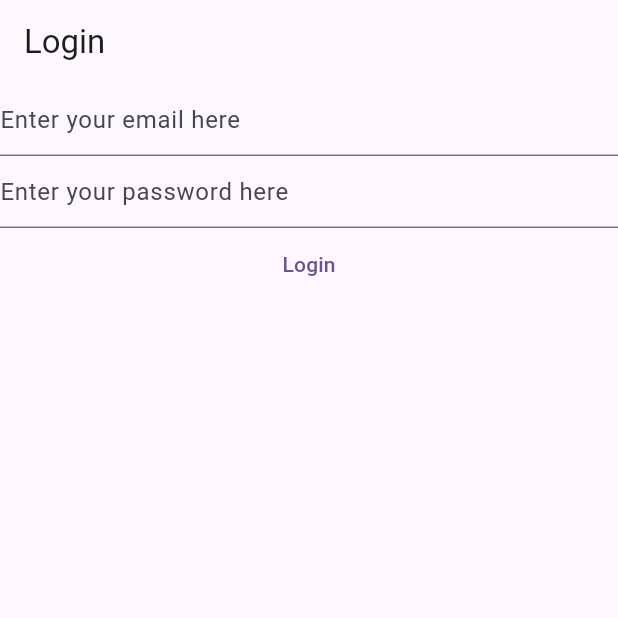
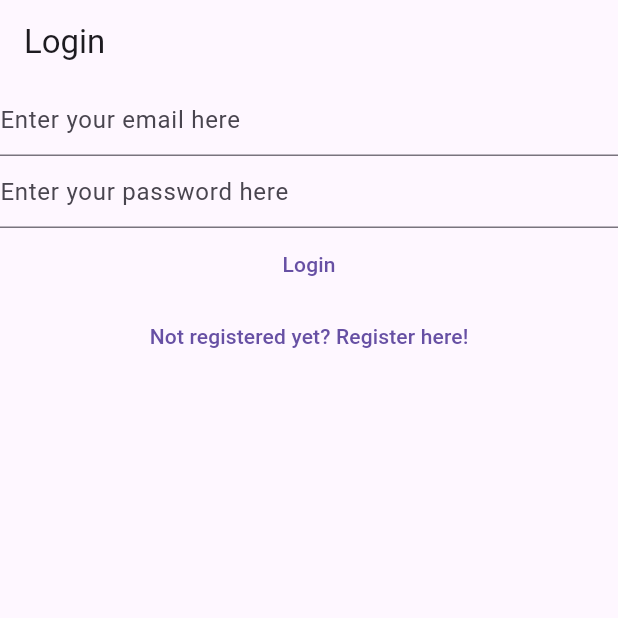
Before and after one commit to Isracoder/testProj_flutter, a Flutter app: the screen it shows after launch, after a tap on "Login", on a phone screen of 412 x 824 dp, the top half of it. Run offline on Flutter 3.47's test engine with Material 3 defaults, Android fonts, the phone set to English and light mode, and no system bars; our stand-ins replace firebase_auth, firebase_core; accounts and stored records are empty; network calls fail.

Commit message:
step 2 , between login and register screens

```diff
--- a/lib/main.dart
+++ b/lib/main.dart
@@ -3,45 +3,53 @@ import 'package:firebase_core/firebase_core.dart';
 import 'package:flutter/material.dart';
 import 'package:test_proj/firebase_options.dart';
 import 'package:test_proj/views/login_view.dart';
+import 'package:test_proj/views/register_view.dart';
+import 'package:test_proj/views/verify_email_view.dart';
 
 void main() {
-  // runApp(const MyApp());
   WidgetsFlutterBinding.ensureInitialized();
-  runApp(MaterialApp(
+  runApp(
+    MaterialApp(
       title: 'Flutter Demo',
       theme: ThemeData(
-      colorScheme: ColorScheme.fromSeed(seedColor: Colors.deepPurple),
-      useMaterial3: true,
+        primarySwatch: Colors.blue,
       ),
-    home: const LoginView(),
-  ));
+      home: const HomePage(),
+      routes: {
+        '/login/': (context) => const LoginView(),
+        '/register/': (context) => const RegisterView(),
+      },
+    ),
+  );
 }
 
 class HomePage extends StatelessWidget {
-  const HomePage({super.key});
+  const HomePage({Key? key}) : super(key: key);
 
   @override
   Widget build(BuildContext context) {
-    return Scaffold(
-      appBar: AppBar(
-        title: const Text('Home page'),
+    return FutureBuilder(
+      future: Firebase.initializeApp(
+        options: DefaultFirebaseOptions.currentPlatform,
       ),
-      body: FutureBuilder(
-          future: Firebase.initializeApp(
-              options: DefaultFirebaseOptions.currentPlatform),
       builder: (context, snapshot) {
         switch (snapshot.connectionState) {
           case ConnectionState.done:
             final user = FirebaseAuth.instance.currentUser;
-                if (user?.emailVerified ?? false)
-                  print('You are a verified user');
-                else
-                  print('You need to verify your email first');
+            if (user != null) {
+              if (user.emailVerified) {
+                print('Email is verified');
+              } else {
+                return const VerifyEmailView();
+              }
+            } else {
+              return const LoginView();
+            }
             return const Text('Done');
           default:
-                return const Text('Loading');
+            return const CircularProgressIndicator();
         }
-          }),
+      },
     );
   }
 }
--- a/lib/views/login_view.dart
+++ b/lib/views/login_view.dart
@@ -14,6 +14,7 @@ class LoginView extends StatefulWidget {
 class _LoginViewState extends State<LoginView> {
   late final TextEditingController _email;
   late final TextEditingController _password;
+
   @override
   void initState() {
     _email = TextEditingController();
@@ -34,14 +35,7 @@ class _LoginViewState extends State<LoginView> {
       appBar: AppBar(
         title: const Text('Login'),
       ),
-      body: FutureBuilder(
-        future: Firebase.initializeApp(
-          options: DefaultFirebaseOptions.currentPlatform,
-        ),
-        builder: (context, snapshot) {
-          switch (snapshot.connectionState) {
-            case ConnectionState.done:
-              return Column(
+      body: Column(
         children: [
           TextField(
             controller: _email,
@@ -66,33 +60,32 @@ class _LoginViewState extends State<LoginView> {
               final email = _email.text;
               final password = _password.text;
               try {
-                        final userCredential = await FirebaseAuth.instance
-                            .signInWithEmailAndPassword(
-                                email: email, password: password);
+                final userCredential =
+                    await FirebaseAuth.instance.signInWithEmailAndPassword(
+                  email: email,
+                  password: password,
+                );
                 print(userCredential);
               } on FirebaseAuthException catch (e) {
-                        // print(e.code);
                 if (e.code == 'user-not-found') {
                   print('User not found');
                 } else if (e.code == 'wrong-password') {
-                          print('wrong password');
+                  print('Wrong password');
                 }
-                      } catch (e) {
-                        print(e);
-                        print(e.runtimeType);
-                        print(
-                            'Error while logging in , check input and try again');
               }
             },
             child: const Text('Login'),
           ),
+          TextButton(
+            onPressed: () {
+              Navigator.of(context).pushNamedAndRemoveUntil(
+                '/register/',
+                (route) => false,
+              );
+            },
+            child: const Text('Not registered yet? Register here!'),
+          )
         ],
-              );
-
-            default:
-              return const Text('Loading');
-          }
-        },
       ),
     );
   }
```
Also changed, not shown: lib/views/register_view.dart (+26 -29 lines), lib/views/verify_email_view.dart (added, +31 -0 lines). Lines whose indentation alone changed are shown as unchanged.
